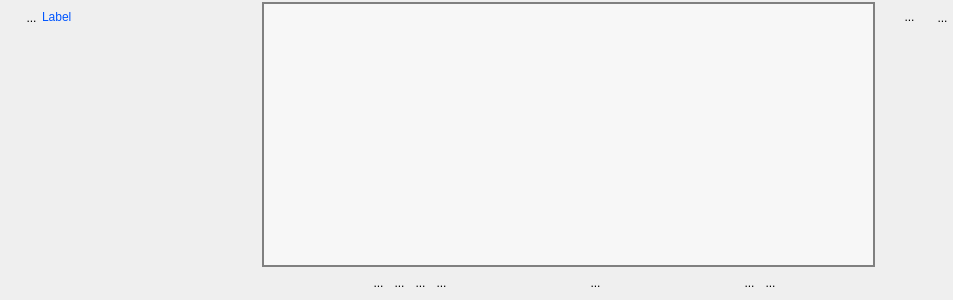
Qt form UiQT4/desWidgetPlusieursBase.ui (SalomePlatform/eficas_tools) before a commit.
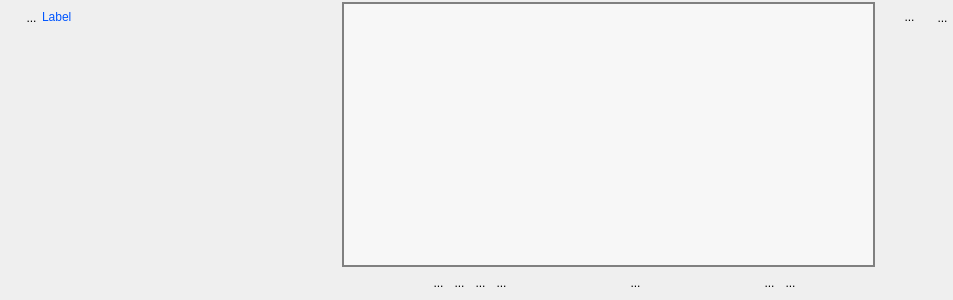
The same form after that commit. Icons and pictures are not drawn.

The edit to the form file:
```diff
--- a/UiQT4/desWidgetPlusieursBase.ui
+++ b/UiQT4/desWidgetPlusieursBase.ui
@@ -11,7 +11,7 @@
    </rect>
   </property>
   <property name="sizePolicy">
-   <sizepolicy hsizetype="Expanding" vsizetype="Expanding">
+   <sizepolicy hsizetype="Expanding" vsizetype="Preferred">
     <horstretch>0</horstretch>
     <verstretch>0</verstretch>
    </sizepolicy>
@@ -19,7 +19,7 @@
   <property name="minimumSize">
    <size>
     <width>100</width>
-    <height>200</height>
+    <height>20</height>
    </size>
   </property>
   <property name="windowTitle">
@@ -119,7 +119,7 @@
          </property>
          <property name="minimumSize">
           <size>
-           <width>220</width>
+           <width>300</width>
            <height>24</height>
           </size>
          </property>
@@ -167,7 +167,7 @@
        <property name="minimumSize">
         <size>
          <width>400</width>
-         <height>100</height>
+         <height>50</height>
         </size>
        </property>
        <property name="styleSheet">
```
